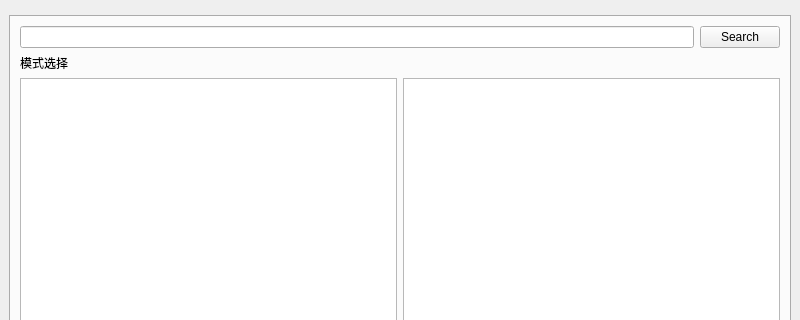
creeper12356/jcourse_local, file src/mainwindow.ui: the form before one commit; both pictures show x 0 to 800 and y 0 to 320 of the 800 by 684 pixel window.
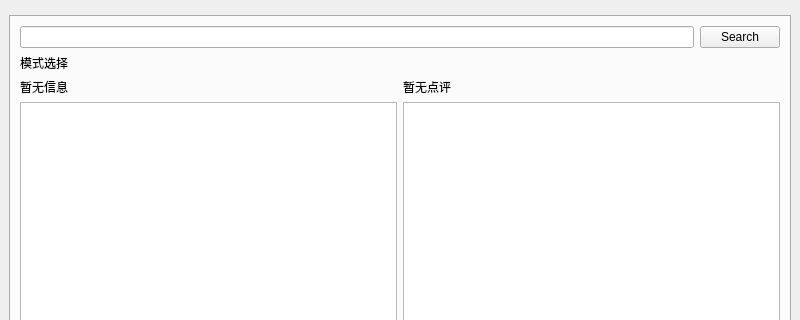
The form after the commit. Custom widgets are drawn as their Qt base class.

Commit message: 修改了AbstractListWidget和AbstractItem的相关接口，完善了搜索结果提示

What changed in the file:
```diff
--- a/src/mainwindow.ui
+++ b/src/mainwindow.ui
@@ -50,9 +50,7 @@
        <attribute name="title">
         <string>搜索</string>
        </attribute>
-       <layout class="QHBoxLayout" name="horizontalLayout_6">
-        <item>
-         <layout class="QVBoxLayout" name="verticalLayout" stretch="0,0,1,0">
+       <layout class="QVBoxLayout" name="verticalLayout_6" stretch="0,0,1,0">
           <item>
            <layout class="QHBoxLayout" name="horizontalLayout">
             <item>
@@ -105,15 +103,37 @@
            </layout>
           </item>
           <item>
-           <layout class="QHBoxLayout" name="horizontalLayout_2">
+         <layout class="QHBoxLayout" name="horizontalLayout_2" stretch="1,1">
+          <item>
+           <layout class="QVBoxLayout" name="course_item_list_layout">
+            <item>
+             <widget class="QLabel" name="no_course_label">
+              <property name="text">
+               <string>暂无信息</string>
+              </property>
+             </widget>
+            </item>
             <item>
              <widget class="CourseListWidget" name="course_item_list"/>
             </item>
+           </layout>
+          </item>
+          <item>
+           <layout class="QVBoxLayout" name="review_item_list_layout">
+            <item>
+             <widget class="QLabel" name="no_review_label">
+              <property name="text">
+               <string>暂无点评</string>
+              </property>
+             </widget>
+            </item>
             <item>
              <widget class="ReviewListWidget" name="review_item_list"/>
             </item>
            </layout>
           </item>
+         </layout>
+        </item>
           <item>
            <layout class="QHBoxLayout" name="horizontalLayout_3">
             <item>
@@ -121,8 +141,6 @@
             </item>
             <item>
              <widget class="PaginationWidget" name="review_page_widget" native="true"/>
-            </item>
-           </layout>
           </item>
          </layout>
         </item>
```
Lines whose indentation alone changed are shown as unchanged. The commit also changes 154 other files.
